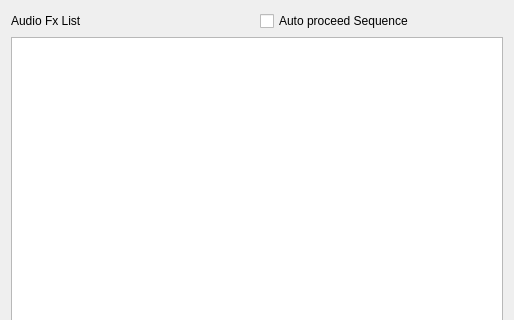
This is StageRunner/gui/fxlistwidget.ui in Pit1966/StageRunner as Qt 5 draws it before an edit; both pictures show x 0 to 514 and y 0 to 320 of the 514 by 641 pixel window. The edited form follows.
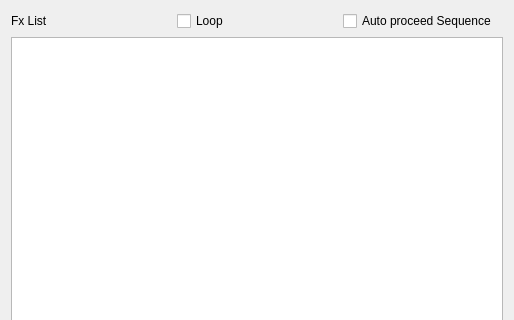
This is the edited form. Custom widgets are drawn as their Qt base class.

Commit message: New: Sequence executer intreduced New Classes: ExecLoop, ExecLoopThreadInterface, FxControl

The edit to the form file:
```diff
--- a/StageRunner/gui/fxlistwidget.ui
+++ b/StageRunner/gui/fxlistwidget.ui
@@ -22,7 +22,14 @@
      <item>
       <widget class="QLabel" name="label">
        <property name="text">
-        <string>Audio Fx List</string>
+        <string>Fx List</string>
+       </property>
+      </widget>
+     </item>
+     <item>
+      <widget class="QCheckBox" name="loopCheck">
+       <property name="text">
+        <string>Loop</string>
        </property>
       </widget>
      </item>
```
The commit also changes 40 other files.
